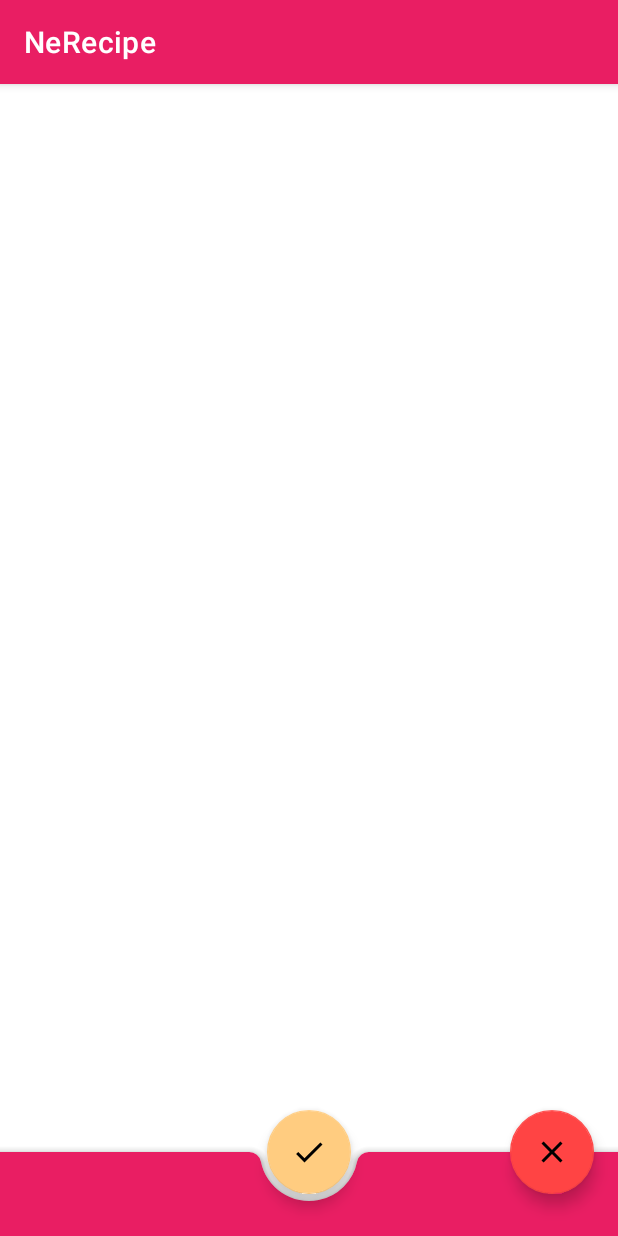
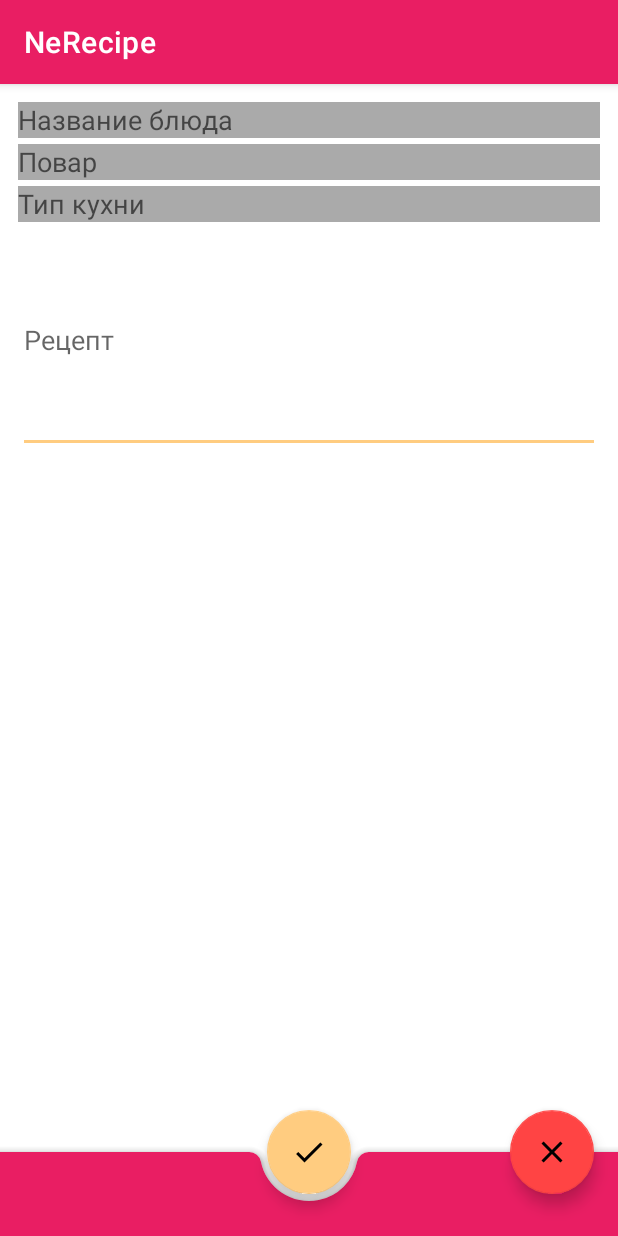
Before and after one commit to smoskovtsev/NeRecipe, an Android app: the fragment RecipeDescriptionFragment shown on its own in the app's theme, after a tap on "Save recipe", on a phone screen of 412 x 824 dp. Run offline under Robolectric (Android 15) with nearby library versions, the phone set to English and light mode, and no system bars; 3 statements that could not run were skipped.

Commit message:
Recipe editing implemented

```diff
--- a/app/src/main/java/ru/netology/nerecipe/CookBookFragment.kt
+++ b/app/src/main/java/ru/netology/nerecipe/CookBookFragment.kt
@@ -1,7 +1,6 @@
 package ru.netology.nerecipe
 
 import android.os.Bundle
-import android.text.TextUtils.isEmpty
 import android.view.LayoutInflater
 import android.view.View
 import android.view.ViewGroup
@@ -10,7 +9,6 @@ import androidx.fragment.app.setFragmentResultListener
 import androidx.fragment.app.viewModels
 import androidx.navigation.fragment.findNavController
 import ru.netology.nerecipe.adapter.RecipesAdapter
-import ru.netology.nerecipe.data.impl.InMemoryRecipeRepository
 import ru.netology.nerecipe.databinding.CookBookFragmentBinding
 import ru.netology.nerecipe.ui.RecipeDescriptionFragment
 import ru.netology.nerecipe.viewModel.RecipeViewModel
@@ -62,8 +60,8 @@ class CookBookFragment : Fragment() {
         setFragmentResultListener(RecipeDescriptionFragment.REQUEST_KEY
         ) { requestKey, bundle ->
             if (requestKey != RecipeDescriptionFragment.REQUEST_KEY) return@setFragmentResultListener
-            val newRecipeDescription = bundle.getString(RecipeDescriptionFragment.RESULT_KEY) ?: return@setFragmentResultListener
-            viewModel.onSaveButtonClicked(newRecipeDescription)
+            val newRecipe = bundle.getStringArray(RecipeDescriptionFragment.RESULT_KEY) ?: return@setFragmentResultListener
+            viewModel.onSaveButtonClicked(newRecipe)
         }
     }
 
--- a/app/src/main/java/ru/netology/nerecipe/ui/RecipeCardFragment.kt
+++ b/app/src/main/java/ru/netology/nerecipe/ui/RecipeCardFragment.kt
@@ -8,6 +8,7 @@ import androidx.fragment.app.setFragmentResultListener
 import androidx.fragment.app.viewModels
 import androidx.navigation.fragment.findNavController
 import androidx.navigation.fragment.navArgs
+import androidx.navigation.navGraphViewModels
 import ru.netology.nerecipe.CookBookFragmentDirections
 import ru.netology.nerecipe.adapter.RecipesAdapter
 import ru.netology.nerecipe.databinding.RecipeCardFragmentBinding
@@ -51,7 +52,7 @@ class RecipeCardFragment : Fragment() {
         setFragmentResultListener(RecipeDescriptionFragment.REQUEST_KEY
         ) { requestKey, bundle ->
             if (requestKey != RecipeDescriptionFragment.REQUEST_KEY) return@setFragmentResultListener
-            val newRecipeContent = bundle.getString(RecipeDescriptionFragment.RESULT_KEY) ?: return@setFragmentResultListener
+            val newRecipeContent = bundle.getStringArray(RecipeDescriptionFragment.RESULT_KEY) ?: return@setFragmentResultListener
             viewModel.onSaveButtonClicked(newRecipeContent)
         }
     }
--- a/app/src/main/java/ru/netology/nerecipe/ui/RecipeDescriptionFragment.kt
+++ b/app/src/main/java/ru/netology/nerecipe/ui/RecipeDescriptionFragment.kt
@@ -25,9 +25,11 @@ class RecipeDescriptionFragment : Fragment() {
         container: ViewGroup?,
         savedInstanceState: Bundle?
     ) = RecipeDescriptionFragmentBinding.inflate(layoutInflater, container, false).also { binding ->
-        binding.edit.setText(initialRecipe)
-        binding.edit.requestFocus()
-
+        binding.editName.setText(initialRecipe?.name)
+        binding.editAuthor.setText(initialRecipe?.author)
+        binding.editCategory.setText(initialRecipe?.category)
+        binding.editDescription.setText(initialRecipe?.description)
+        binding.editDescription.requestFocus()
         binding.ok.setOnClickListener {
             onOkButtonClicked(binding)
         }
@@ -38,10 +40,13 @@ class RecipeDescriptionFragment : Fragment() {
     }.root
 
     private fun onOkButtonClicked(binding: RecipeDescriptionFragmentBinding) {
-        val text = binding.edit.text
-        if (!text.isNullOrBlank()) {
+        val textName = binding.editName.text
+        val textAuthor = binding.editAuthor.text
+        val textCategory = binding.editCategory.text
+        val textDescription = binding.editDescription.text
+        if (!textName.isNullOrBlank() && !textDescription.isNullOrBlank() ) {
             val resultBundle = Bundle(1)
-            resultBundle.putString(RESULT_KEY, text.toString())
+            resultBundle.putStringArray(RESULT_KEY, arrayOf(textName.toString(), textAuthor.toString(), textCategory.toString(), textDescription.toString()))
             setFragmentResult(REQUEST_KEY, resultBundle)
         }
         findNavController().popBackStack()
--- a/app/src/main/res/layout/recipe.xml
+++ b/app/src/main/res/layout/recipe.xml
@@ -8,6 +8,7 @@
 
     <TextView
         android:id="@+id/recipe_name"
+        android:textStyle="bold"
         android:layout_width="0dp"
         android:layout_height="wrap_content"
         android:ellipsize="end"
--- a/app/src/main/res/layout/recipe_description_fragment.xml
+++ b/app/src/main/res/layout/recipe_description_fragment.xml
@@ -4,15 +4,53 @@
     xmlns:tools="http://schemas.android.com/tools"
     android:layout_width="match_parent"
     android:layout_height="match_parent"
+    android:paddingTop="@dimen/reduced_spacing"
     tools:context=".ui.RecipeDescriptionFragment">
 
     <EditText
-        android:id="@+id/edit"
+        android:id="@+id/editName"
+        android:background="@android:color/darker_gray"
+        android:layout_marginStart="@dimen/reduced_spacing"
+        android:layout_marginEnd="@dimen/reduced_spacing"
+        android:hint="Название блюда"
         android:layout_width="match_parent"
-        android:layout_height="match_parent"
+        android:layout_height="24dp"
         android:gravity="start|top"
+        />
+
+    <EditText
+        android:id="@+id/editAuthor"
+        android:background="@android:color/darker_gray"
+        android:layout_marginStart="@dimen/reduced_spacing"
+        android:layout_marginEnd="@dimen/reduced_spacing"
+        android:hint="Повар"
+        android:layout_width="match_parent"
+        android:layout_height="24dp"
+        android:layout_marginTop="28dp"
+        />
+
+    <EditText
+        android:id="@+id/editCategory"
+        android:background="@android:color/darker_gray"
+        android:layout_marginStart="@dimen/reduced_spacing"
+        android:layout_marginEnd="@dimen/reduced_spacing"
+        android:hint="Тип кухни"
+        android:layout_width="match_parent"
+        android:layout_height="24dp"
+        android:layout_marginTop="56dp"
+        />
+
+    <EditText
+        android:id="@+id/editDescription"
+        android:textAlignment="inherit"
+        android:hint="Рецепт"
+        android:layout_marginStart="@dimen/reduced_spacing"
+        android:layout_marginEnd="@dimen/reduced_spacing"
+        android:layout_width="match_parent"
+        android:layout_height="150dp"
+        android:nestedScrollingEnabled="true"
         android:inputType="textMultiLine"
-        android:background="@android:color/transparent"
+        android:layout_marginTop="84dp"
         />
 
     <com.google.android.material.bottomappbar.BottomAppBar
--- a/app/src/main/res/navigation/nav_graph.xml
+++ b/app/src/main/res/navigation/nav_graph.xml
@@ -24,8 +24,9 @@
 
         <argument
             android:name="initialRecipe"
-            app:argType="string"
+            app:argType="ru.netology.nerecipe.dto.Recipe"
             app:nullable="true" />
+
     </fragment>
 
     <fragment
```
Also changed, not shown: app/src/main/java/ru/netology/nerecipe/viewModel/RecipeViewModel.kt (+13 -10 lines).
